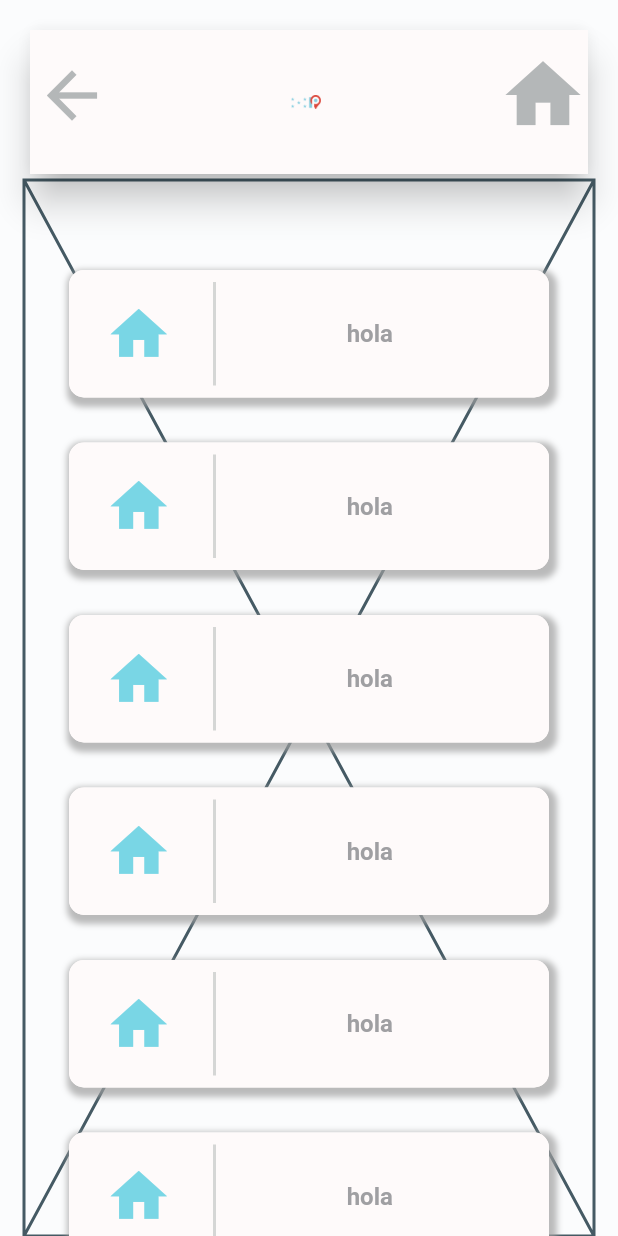
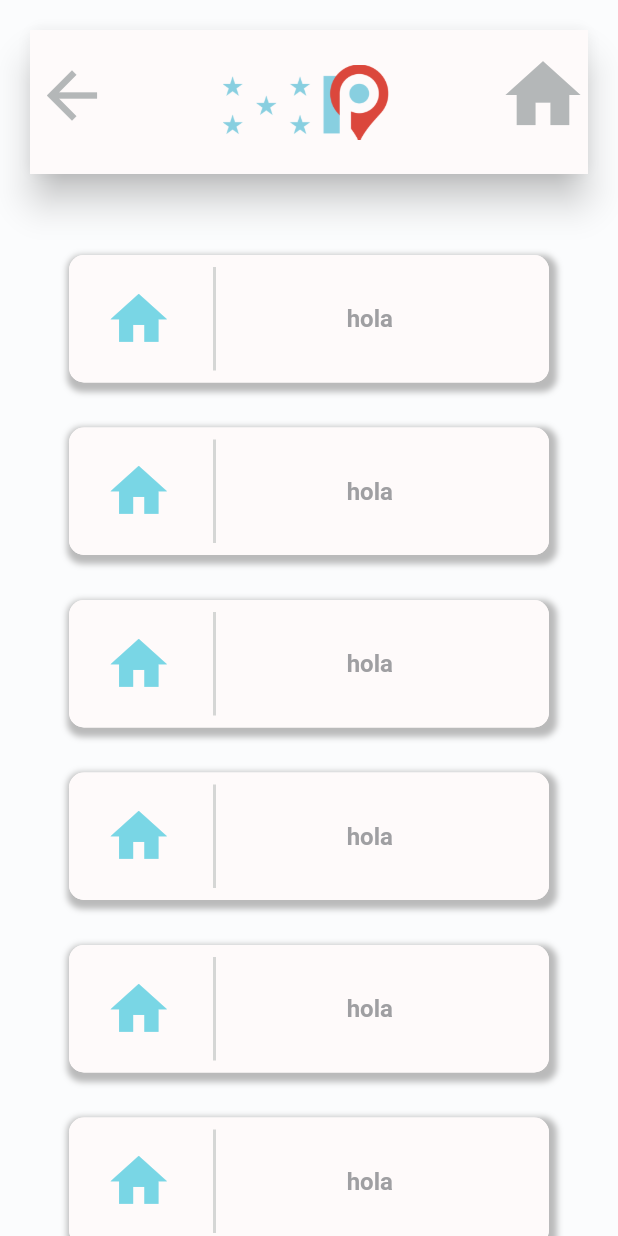
Before and after one commit to samuelrponce/Flutter-Dart, a Flutter app: the screen it shows after launch, on a phone screen of 412 x 824 dp. Run offline on Flutter 3.47's test engine with Material 2 defaults, Android fonts, the phone set to English and light mode, and no system bars; our stand-ins replace animate_do, dio, flutter_dotenv, flutter_riverpod, go_router, google_fonts; project files that could hold a hidden picture were left out.

Commit message:
avance
avance

```diff
--- a/3. proyecto/teslo_app/lib/features/auth/presentation/screens/login_screen.dart
+++ b/3. proyecto/teslo_app/lib/features/auth/presentation/screens/login_screen.dart
@@ -38,7 +38,7 @@ class _buttonsView extends StatelessWidget {
     return Container(
       padding: const EdgeInsets.symmetric(horizontal: 16.0),
       child: const Column(
-        children: [Expanded(child: Placeholder(child: _ButtonsHomeView()))],
+        children: [Expanded(child: _ButtonsHomeView())],
       ),
     );
   }
@@ -57,7 +57,7 @@ class _AppBarView extends StatelessWidget {
       title: Center(
           child: Image(
         image: AssetImage(imageUrl),
-        height: 9,
+        height: 50,
       )),
       leading: IconButton(
         padding: const EdgeInsets.only(top: 7.0, bottom: 16.0),
@@ -91,7 +91,7 @@ class _ButtonsHomeView extends StatelessWidget {
       child: ListView(
         padding: const EdgeInsets.symmetric(horizontal: 20),
         children: [
-          const SizedBox(height: 60),
+          const SizedBox(height: 50),
           const _CustomButton(text: "hola", icon: Icon(Icons.home)),
           const SizedBox(height: 30),
           const _CustomButton(text: "hola", icon: Icon(Icons.home)),
```
